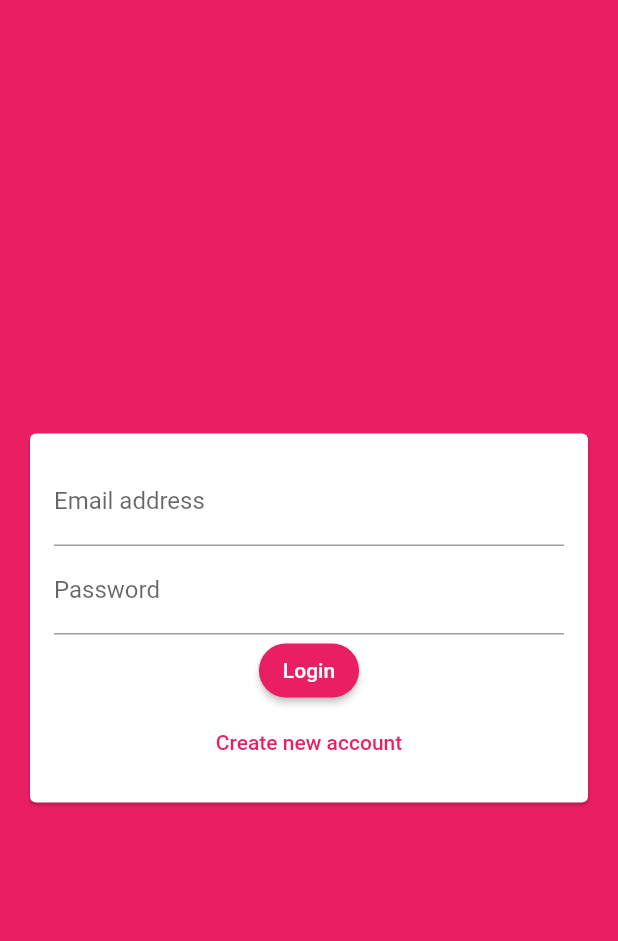
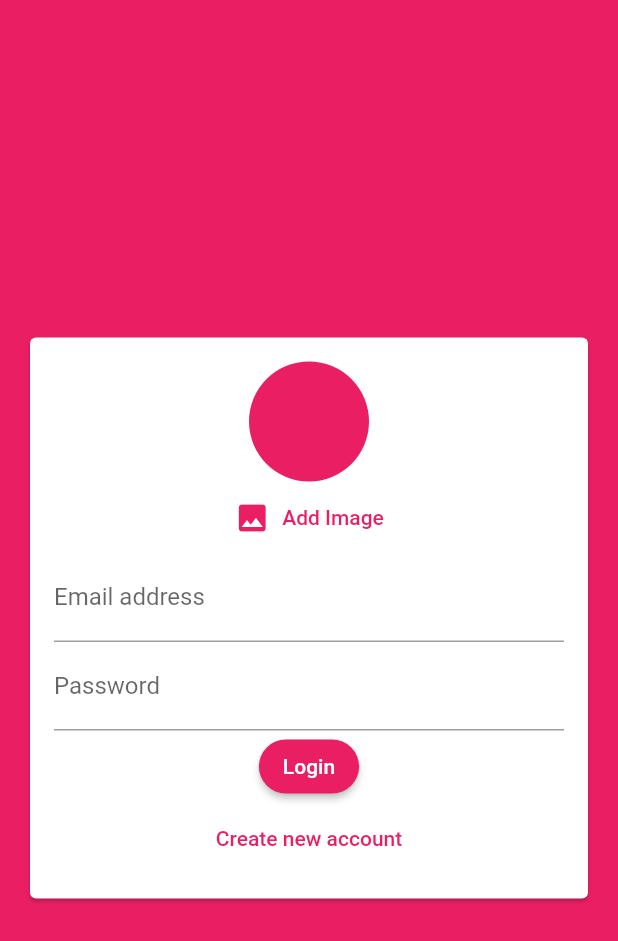
Before and after one commit to minhphan46/chat_app, a Flutter app: the screen it shows after launch, on a phone screen of 412 x 824 dp. Shown: the top 941 px of the screen. Run offline on Flutter 3.47's test engine with Material 2 defaults, Android fonts, the phone set to English and light mode, and no system bars; our stand-ins replace cloud_firestore, firebase_auth, firebase_core; accounts and stored records are empty.

```diff
--- a/lib/main.dart
+++ b/lib/main.dart
@@ -1,5 +1,6 @@
 import 'package:chat_app/screens/auth_screen.dart';
 import 'package:chat_app/screens/chat_screen.dart';
+import 'package:firebase_auth/firebase_auth.dart';
 import 'package:firebase_core/firebase_core.dart';
 import 'package:flutter/material.dart';
 
@@ -20,13 +21,12 @@ class MyApp extends StatelessWidget {
       debugShowCheckedModeBanner: false,
       theme: ThemeData.from(
         colorScheme: ColorScheme.fromSwatch().copyWith(
+          background: Colors.white,
           secondary: Colors.deepPurple,
           primary: Colors.pink,
         ),
       ).copyWith(
         primaryColor: Colors.pink,
-        accentColor: Colors.deepPurple,
-        accentColorBrightness: Brightness.dark,
         textButtonTheme: TextButtonThemeData(
           style: TextButton.styleFrom(
             foregroundColor: Colors.pink,
@@ -41,29 +41,18 @@ class MyApp extends StatelessWidget {
           ),
         ),
         outlinedButtonTheme: OutlinedButtonThemeData(
-          style: OutlinedButton.styleFrom(
-            primary: Colors.pink,
-            backgroundColor: Colors.pink,
-          ),
+          style: OutlinedButton.styleFrom(),
         ),
       ),
-      /* ThemeData(
-        primarySwatch: Colors.blue,
-        primaryColor: Colors.pink,
-        //scaffoldBackgroundColor: Colors.pink,
-        /* colorScheme: ColorScheme.fromSwatch(
-          accentColor: Colors.deepPurple,
-        ), */
-        elevatedButtonTheme: ElevatedButtonThemeData(
-          style: ,
-          buttonColor: Colors.pink,
-          textTheme: ButtonTextTheme.primary,
-          shape: RoundedRectangleBorder(
-            borderRadius: BorderRadius.circular(20),
-          ),
-        ),
-      ), */
-      home: const AuthScreen(),
+      home: StreamBuilder(
+        stream: FirebaseAuth.instance.authStateChanges(),
+        builder: (context, snapshot) {
+          if (snapshot.hasData) {
+            return ChatScreen();
+          }
+          return AuthScreen();
+        },
+      ),
     );
   }
 }
--- a/lib/widgets/auth/auth_form.dart
+++ b/lib/widgets/auth/auth_form.dart
@@ -2,7 +2,8 @@ import 'package:flutter/material.dart';
 
 class AuthForm extends StatefulWidget {
   Function submitAuthForm;
-  AuthForm(this.submitAuthForm);
+  bool isLoading;
+  AuthForm(this.submitAuthForm, this.isLoading);
 
   @override
   State<AuthForm> createState() => _AuthFormState();
@@ -21,10 +22,11 @@ class _AuthFormState extends State<AuthForm> {
     if (isValid) {
       _formKey.currentState!.save();
       widget.submitAuthForm(
-        _userEmail,
-        _userPassword,
-        _userName,
+        _userEmail.trim(),
+        _userPassword.trim(),
+        _userName.trim(),
         _isLogin,
+        context,
       );
     }
   }
@@ -42,6 +44,15 @@ class _AuthFormState extends State<AuthForm> {
               child: Column(
                 mainAxisSize: MainAxisSize.min,
                 children: [
+                  CircleAvatar(
+                    radius: 40,
+                    backgroundColor: Theme.of(context).colorScheme.primary,
+                  ),
+                  TextButton.icon(
+                    onPressed: () {},
+                    icon: Icon(Icons.image),
+                    label: Text("Add Image"),
+                  ),
                   TextFormField(
                     key: ValueKey('email'),
                     validator: (value) {
@@ -85,10 +96,15 @@ class _AuthFormState extends State<AuthForm> {
                     decoration: const InputDecoration(labelText: 'Password'),
                     obscureText: true,
                   ),
-                  ElevatedButton(
+                  widget.isLoading
+                      ? const Center(
+                          child: CircularProgressIndicator(),
+                        )
+                      : ElevatedButton(
                           onPressed: _trySubmit,
                           child: Text(_isLogin ? 'Login' : 'Signup'),
                         ),
+                  if (!widget.isLoading)
                     TextButton(
                       onPressed: () {
                         setState(() {
--- a/pubspec.yaml
+++ b/pubspec.yaml
@@ -38,6 +38,7 @@ dependencies:
   cloud_firestore: ^4.4.3
   firebase_core: ^2.7.0
   firebase_auth: ^4.2.9
+  image_picker: ^0.8.6+4
 
 dev_dependencies:
   flutter_test:
```
Also changed, not shown: lib/screens/auth_screen.dart (+69 -6 lines), lib/screens/chat_screen.dart (+40 -25 lines), lib/widgets/chat/message_bubble.dart (added, +72 -0 lines), lib/widgets/chat/messages.dart (added, +51 -0 lines), lib/widgets/chat/new_message.dart (added, +63 -0 lines), pubspec.lock. Lines whose indentation alone changed are shown as unchanged.
